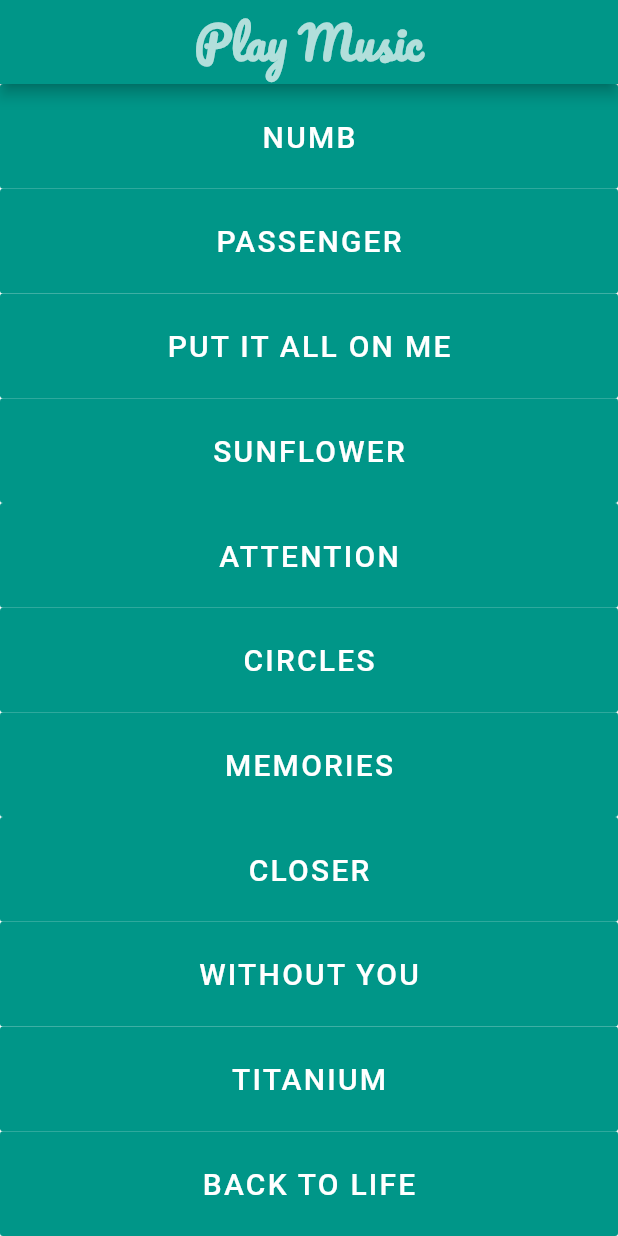
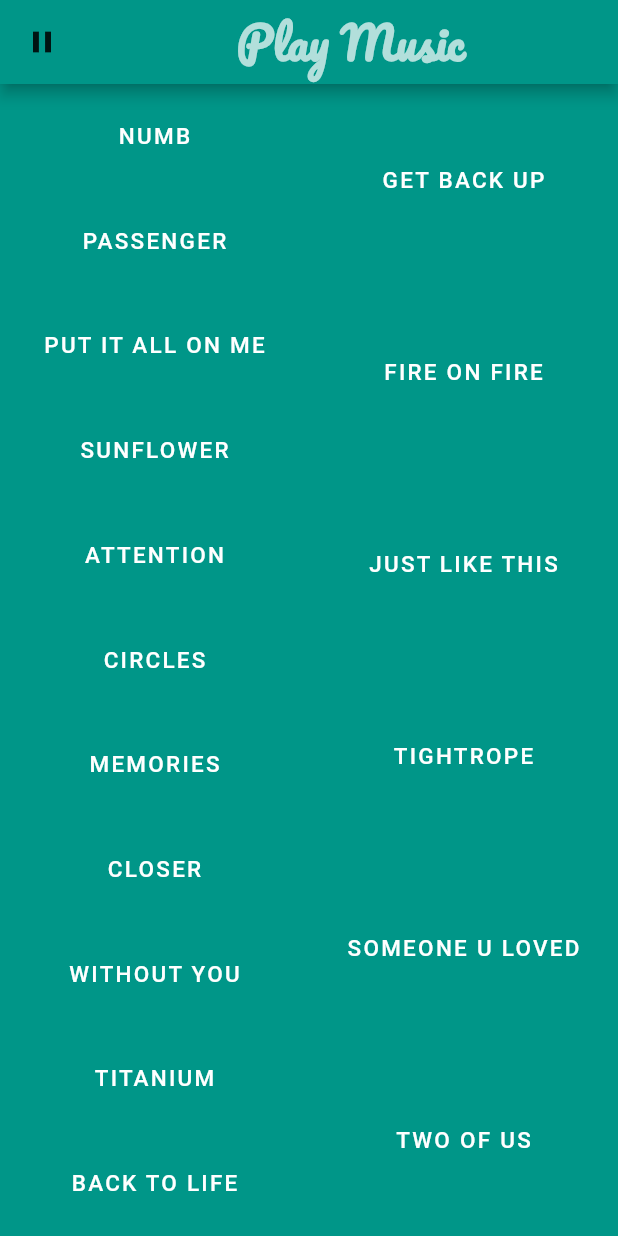
Before and after one commit to rajat1401/songs-flutter, a Flutter app: the screen it shows after launch, on a phone screen of 412 x 824 dp. Run offline on Flutter 3.47's test engine with Material 2 defaults, Android fonts, the phone set to English and light mode, and no system bars; our stand-ins replace audioplayers.

Commit message:
Added more songs, statefulness and pause/play button

```diff
--- a/lib/main.dart
+++ b/lib/main.dart
@@ -2,11 +2,19 @@ import 'package:audioplayers/audioplayers.dart';
 import 'package:flutter/material.dart';
 import 'package:audioplayers/audio_cache.dart';
 
-void main() => runApp(XylophoneApp());
+void main() => runApp(SongPage());
 
-class XylophoneApp extends StatelessWidget {
+
+class SongPage extends StatefulWidget {
+  @override
+  _SongPageState createState() => _SongPageState();
+}
+
+class _SongPageState extends State<SongPage> {
 
   var cache= AudioCache();
+  Icon icon= Icon(Icons.pause);
+  int flag= 0;
   var player= AudioPlayer();
 
   Expanded getPanel(String songname) {
@@ -14,12 +22,13 @@ class XylophoneApp extends StatelessWidget {
       child: FlatButton(
         child: Text(songname.toUpperCase(),
           style: TextStyle(
-            fontSize: 20.0,
+              fontSize: 15.0,
               letterSpacing: 1.5,
               color: Colors.white
           ),
         ),
         color: Colors.teal,
+        highlightColor: Colors.teal.shade100,
         onPressed: () async{
           player?.stop();
           player= await cache.play(songname + '.mp3');
@@ -34,6 +43,27 @@ class XylophoneApp extends StatelessWidget {
         home: Scaffold(
             appBar: AppBar(
               backgroundColor: Colors.teal,
+              leading: FlatButton(
+                color: Colors.teal,
+                onPressed: (){
+                  if(player!= null){
+                    if(flag== 0){
+                      flag= 1;
+                      player.pause();
+                      setState(() {
+                        icon= Icon(Icons.play_arrow);
+                      });
+                    }else{
+                      flag= 0;
+                      player.resume();
+                      setState(() {
+                        icon= Icon(Icons.pause);
+                      });
+                    }
+                  }
+                },
+                child: icon
+              ),
               title: Center(
                 child: Text(
                   "Play Music",
@@ -45,10 +75,14 @@ class XylophoneApp extends StatelessWidget {
                   ),
                 ),
               ),
-
             ),
             body: SafeArea(
               child: Container(
+                color: Colors.teal,
+                child: Row(
+                  crossAxisAlignment: CrossAxisAlignment.stretch,
+                  children: <Widget>[
+                    Expanded(
                       child: Column(
                         crossAxisAlignment: CrossAxisAlignment.stretch,
                         children: <Widget>[
@@ -66,7 +100,133 @@ class XylophoneApp extends StatelessWidget {
                         ],
                       ),
                     ),
+                    Expanded(
+                      child: Column(
+
+                        crossAxisAlignment: CrossAxisAlignment.stretch,
+                        children: <Widget>[
+                          getPanel('get back up'),
+                          getPanel('fire on fire'),
+                          getPanel('just like this'),
+                          getPanel('tightrope'),
+                          getPanel('someone u loved'),
+                          getPanel('two of us'),
+                        ],
+                      ),
+                    ),
+                  ],
+                ),
+              ),
             )
         ));
   }
 }
+
+
+
+//class XylophoneApp extends StatelessWidget {
+//
+//  var cache= AudioCache();
+//  int flag= 0;
+//  var player= AudioPlayer();
+//
+//  Expanded getPanel(String songname) {
+//    return Expanded(
+//      child: FlatButton(
+//        child: Text(songname.toUpperCase(),
+//          style: TextStyle(
+//            fontSize: 15.0,
+//            letterSpacing: 1.5,
+//            color: Colors.white
+//          ),
+//        ),
+//        color: Colors.teal,
+//        onPressed: () async{
+//          player?.stop();
+//          player= await cache.play(songname + '.mp3');
+//        },
+//      ),
+//    );
+//  }
+//
+//  @override
+//  Widget build(BuildContext context) {
+//    return MaterialApp(
+//      home: Scaffold(
+//        appBar: AppBar(
+//          backgroundColor: Colors.teal,
+//          leading: FlatButton(
+//            color: Colors.teal,
+//            onPressed: (){
+//              if(player!= null){
+//                if(flag== 0){
+//                  flag= 1;
+//                  player.pause();
+//                }else{
+//                  flag= 0;
+//                  player.resume();
+//                }
+//              }
+//            },
+//            child: Icon(
+//              Icons.pause,
+//              color: Colors.teal.shade100,
+//            ),
+//          ),
+//          title: Center(
+//            child: Text(
+//              "Play Music",
+//              style: TextStyle(
+//                fontSize: 30.0,
+//                fontWeight: FontWeight.bold,
+//                fontFamily: "Pacifico",
+//                color: Colors.teal.shade100
+//              ),
+//            ),
+//          ),
+//        ),
+//        body: SafeArea(
+//          child: Container(
+//            color: Colors.teal,
+//            child: Row(
+//              crossAxisAlignment: CrossAxisAlignment.stretch,
+//              children: <Widget>[
+//                Expanded(
+//                  child: Column(
+//                    crossAxisAlignment: CrossAxisAlignment.stretch,
+//                    children: <Widget>[
+//                      getPanel('numb'),
+//                      getPanel('passenger'),
+//                      getPanel('put it all on me'),
+//                      getPanel('sunflower'),
+//                      getPanel('attention'),
+//                      getPanel('circles'),
+//                      getPanel('memories'),
+//                      getPanel('closer'),
+//                      getPanel('without you'),
+//                      getPanel('titanium'),
+//                      getPanel('back to life'),
+//                    ],
+//                  ),
+//                ),
+//                Expanded(
+//                  child: Column(
+//
+//                    crossAxisAlignment: CrossAxisAlignment.stretch,
+//                    children: <Widget>[
+//                      getPanel('get back up'),
+//                      getPanel('fire on fire'),
+//                      getPanel('just like this'),
+//                      getPanel('tightrope'),
+//                      getPanel('someone u loved'),
+//                      getPanel('two of us'),
+//                    ],
+//                  ),
+//                ),
+//              ],
+//            ),
+//        ),
+//      )
+//    ));
+//  }
+//}
--- a/pubspec.yaml
+++ b/pubspec.yaml
@@ -12,6 +12,7 @@ dependencies:
 
   cupertino_icons: ^0.1.2
   audioplayers: ^0.15.1
+  http: ^0.12.0+2
 
 dev_dependencies:
   flutter_test:
```
Also changed, not shown: 7 other files. Lines whose indentation alone changed are shown as unchanged.
